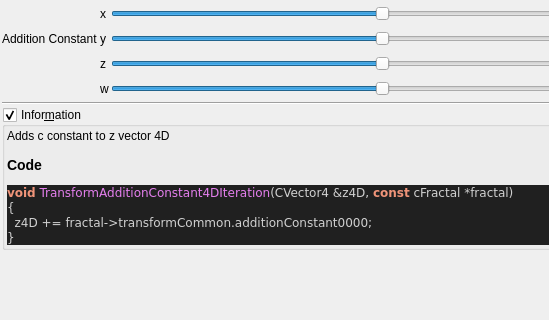
Qt form mandelbulber2/qt_data/fractal_transf_addition_constant_4D.ui (buddhi1980/mandelbulber2) before a commit; both pictures show x 0 to 549 and y 0 to 320 of the 745 by 659 pixel window.
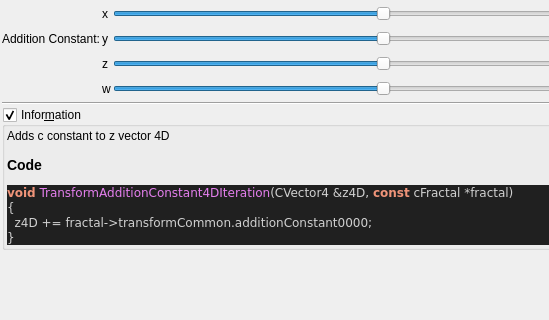
The same form after that commit. Custom widgets are drawn as their Qt base class.

```diff
--- a/mandelbulber2/qt_data/fractal_transf_addition_constant_4D.ui
+++ b/mandelbulber2/qt_data/fractal_transf_addition_constant_4D.ui
@@ -129,7 +129,7 @@
      <item row="1" column="0">
       <widget class="QLabel" name="label_164">
        <property name="text">
-        <string>Addition Constant</string>
+        <string>Addition Constant:</string>
        </property>
       </widget>
      </item>
```
Left out of the diff: 11 changed lines with no effect on the pictures.
